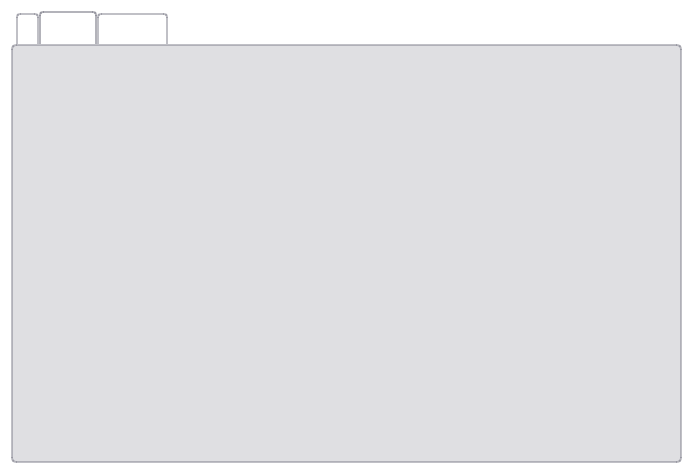
Above: teraplus/client/src/editors/KitWidget.ui from introlab/opentera before the change. Below: the same form after it.
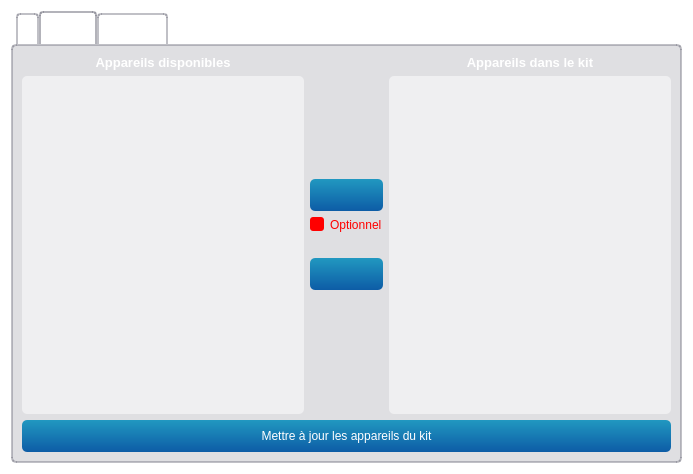
That is the form after the change. The open tabs and pages were chosen to show the change. Icons and pictures are not drawn. Custom widgets are drawn as their Qt base class.

Commit message: Work in progress for Kit - Device assignation.

Patch:
```diff
--- a/teraplus/client/src/editors/KitWidget.ui
+++ b/teraplus/client/src/editors/KitWidget.ui
@@ -210,7 +210,214 @@
       <attribute name="title">
        <string>Appareils</string>
       </attribute>
-      <layout class="QVBoxLayout" name="verticalLayout_3"/>
+      <layout class="QVBoxLayout" name="verticalLayout_6">
+       <item>
+        <layout class="QHBoxLayout" name="horizontalLayout_2">
+         <item>
+          <layout class="QVBoxLayout" name="verticalLayout_4">
+           <item>
+            <widget class="QLabel" name="lblDevices">
+             <property name="font">
+              <font>
+               <pointsize>10</pointsize>
+               <weight>75</weight>
+               <bold>true</bold>
+              </font>
+             </property>
+             <property name="text">
+              <string>Appareils disponibles</string>
+             </property>
+             <property name="alignment">
+              <set>Qt::AlignCenter</set>
+             </property>
+            </widget>
+           </item>
+           <item>
+            <widget class="QListWidget" name="lstDevices">
+             <property name="iconSize">
+              <size>
+               <width>24</width>
+               <height>24</height>
+              </size>
+             </property>
+            </widget>
+           </item>
+          </layout>
+         </item>
+         <item>
+          <layout class="QVBoxLayout" name="verticalLayout_3">
+           <item>
+            <spacer name="verticalSpacer_2">
+             <property name="orientation">
+              <enum>Qt::Vertical</enum>
+             </property>
+             <property name="sizeHint" stdset="0">
+              <size>
+               <width>20</width>
+               <height>40</height>
+              </size>
+             </property>
+            </spacer>
+           </item>
+           <item>
+            <widget class="QPushButton" name="btnAddDevice">
+             <property name="minimumSize">
+              <size>
+               <width>60</width>
+               <height>32</height>
+              </size>
+             </property>
+             <property name="cursor">
+              <cursorShape>PointingHandCursor</cursorShape>
+             </property>
+             <property name="text">
+              <string/>
+             </property>
+             <property name="icon">
+              <iconset resource="../../resources/TeraClient.qrc">
+               <normaloff>:/controls/branch_closed.png</normaloff>:/controls/branch_closed.png</iconset>
+             </property>
+             <property name="iconSize">
+              <size>
+               <width>24</width>
+               <height>24</height>
+              </size>
+             </property>
+            </widget>
+           </item>
+           <item>
+            <widget class="QCheckBox" name="chkOptional">
+             <property name="cursor">
+              <cursorShape>PointingHandCursor</cursorShape>
+             </property>
+             <property name="text">
+              <string>Optionnel</string>
+             </property>
+            </widget>
+           </item>
+           <item>
+            <spacer name="verticalSpacer_3">
+             <property name="orientation">
+              <enum>Qt::Vertical</enum>
+             </property>
+             <property name="sizeType">
+              <enum>QSizePolicy::Fixed</enum>
+             </property>
+             <property name="sizeHint" stdset="0">
+              <size>
+               <width>20</width>
+               <height>20</height>
+              </size>
+             </property>
+            </spacer>
+           </item>
+           <item>
+            <widget class="QPushButton" name="btnDelDevice">
+             <property name="minimumSize">
+              <size>
+               <width>60</width>
+               <height>32</height>
+              </size>
+             </property>
+             <property name="cursor">
+              <cursorShape>PointingHandCursor</cursorShape>
+             </property>
+             <property name="text">
+              <string/>
+             </property>
+             <property name="icon">
+              <iconset resource="../../resources/TeraClient.qrc">
+               <normaloff>:/controls/branch_left.png</normaloff>:/controls/branch_left.png</iconset>
+             </property>
+             <property name="iconSize">
+              <size>
+               <width>24</width>
+               <height>24</height>
+              </size>
+             </property>
+            </widget>
+           </item>
+           <item>
+            <spacer name="verticalSpacer">
+             <property name="orientation">
+              <enum>Qt::Vertical</enum>
+             </property>
+             <property name="sizeHint" stdset="0">
+              <size>
+               <width>20</width>
+               <height>40</height>
+              </size>
+             </property>
+            </spacer>
+           </item>
+          </layout>
+         </item>
+         <item>
+          <layout class="QVBoxLayout" name="verticalLayout_5">
+           <item>
+            <widget class="QLabel" name="lblKitDevices">
+             <property name="font">
+              <font>
+               <pointsize>10</pointsize>
+               <weight>75</weight>
+               <bold>true</bold>
+              </font>
+             </property>
+             <property name="text">
+              <string>Appareils dans le kit</string>
+             </property>
+             <property name="alignment">
+              <set>Qt::AlignCenter</set>
+             </property>
+            </widget>
+           </item>
+           <item>
+            <widget class="QListWidget" name="lstKitDevices">
+             <property name="iconSize">
+              <size>
+               <width>24</width>
+               <height>24</height>
+              </size>
+             </property>
+            </widget>
+           </item>
+          </layout>
+         </item>
+        </layout>
+       </item>
+       <item>
+        <widget class="QPushButton" name="btnSaveKitDevices">
+         <property name="sizePolicy">
+          <sizepolicy hsizetype="Expanding" vsizetype="Fixed">
+           <horstretch>0</horstretch>
+           <verstretch>0</verstretch>
+          </sizepolicy>
+         </property>
+         <property name="minimumSize">
+          <size>
+           <width>0</width>
+           <height>32</height>
+          </size>
+         </property>
+         <property name="cursor">
+          <cursorShape>PointingHandCursor</cursorShape>
+         </property>
+         <property name="text">
+          <string>Mettre à jour les appareils du kit</string>
+         </property>
+         <property name="icon">
+          <iconset resource="../../resources/TeraClient.qrc">
+           <normaloff>:/icons/save.png</normaloff>:/icons/save.png</iconset>
+         </property>
+         <property name="iconSize">
+          <size>
+           <width>24</width>
+           <height>24</height>
+          </size>
+         </property>
+        </widget>
+       </item>
+      </layout>
      </widget>
      <widget class="QWidget" name="tabParticipants">
       <attribute name="icon">
```
Left out of the diff: 4 changed lines with no effect on the pictures. The commit also changes 9 other files.
